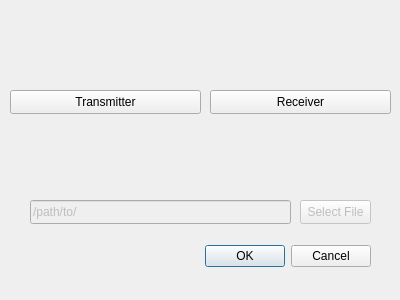
Qt form Ground/Assets/dialog.ui (oskaddddd/GigaBebras-2) before a commit.
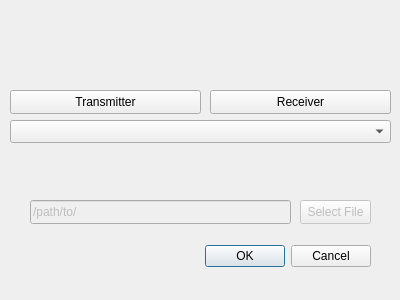
The same form after that commit.

The edit to the form file:
```diff
--- a/Ground/Assets/dialog.ui
+++ b/Ground/Assets/dialog.ui
@@ -105,6 +105,16 @@
     <string>/path/to/</string>
    </property>
   </widget>
+  <widget class="QComboBox" name="serial_box">
+   <property name="geometry">
+    <rect>
+     <x>10</x>
+     <y>120</y>
+     <width>381</width>
+     <height>23</height>
+    </rect>
+   </property>
+  </widget>
  </widget>
  <resources/>
  <connections>
```
